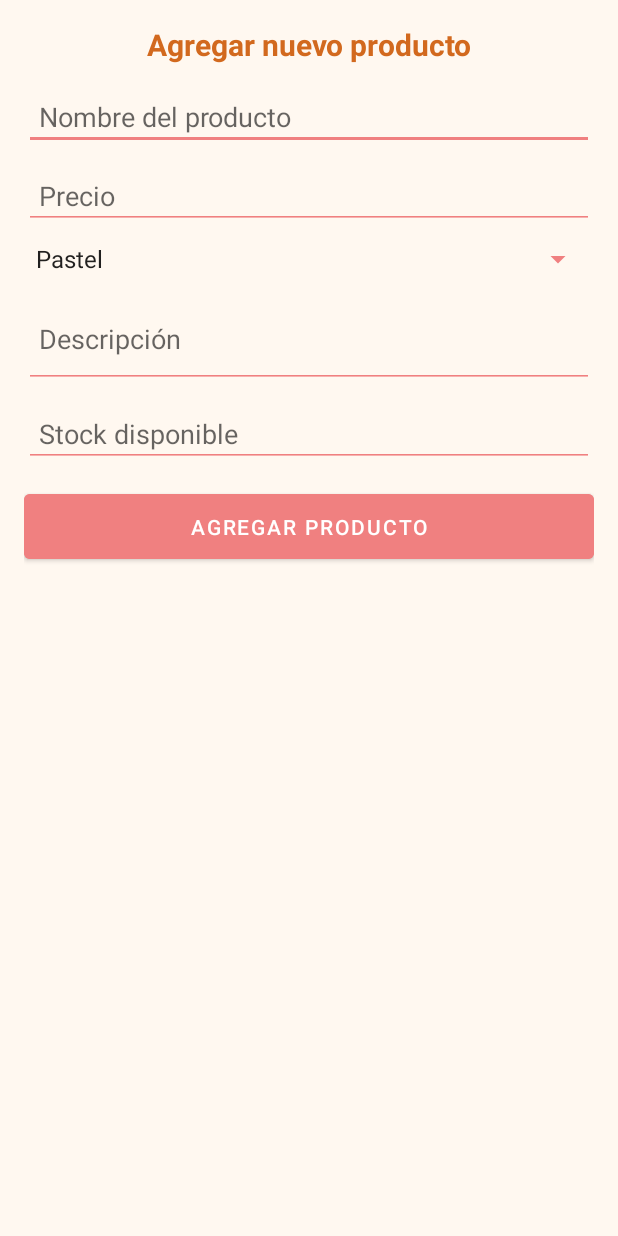
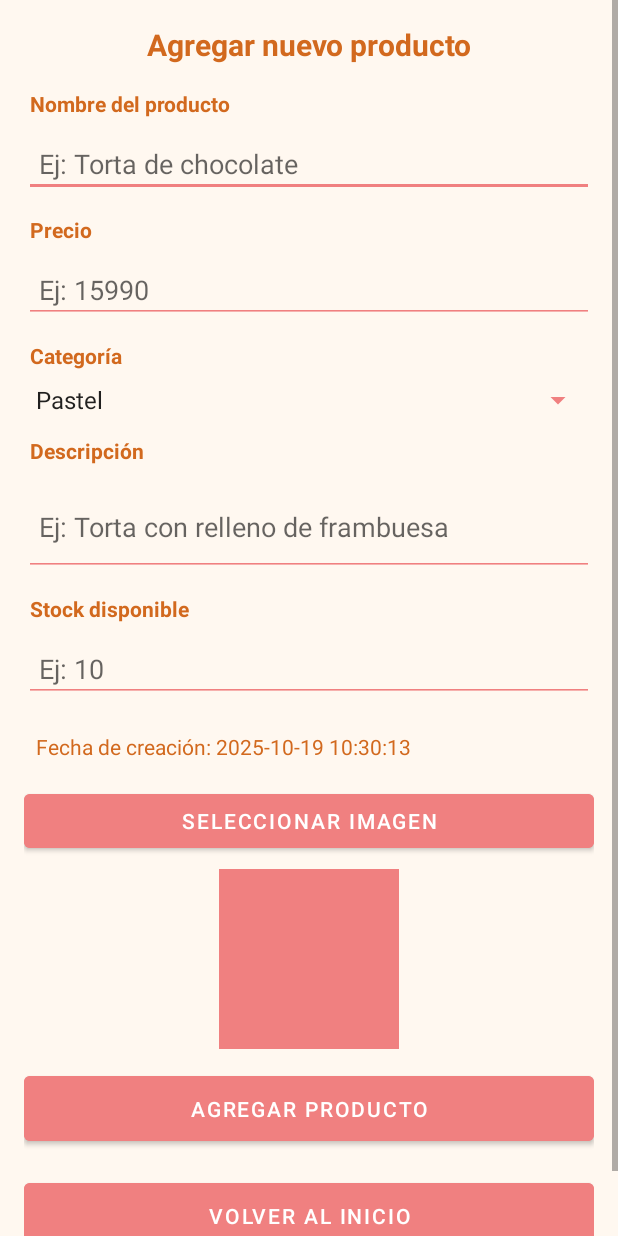
Before and after one commit to nparadab/PasteleriaApp, an Android app: the AgregarProductoActivity screen opened directly, with no data from a screen before it, on a phone screen of 412 x 824 dp. Run offline under Robolectric (Android 15) with nearby library versions, the phone set to English and light mode, and no system bars.

Commit message:
Agrega animación, botón de volver e interfaz mejorada

```diff
--- a/app/src/main/java/com/proyecto1/milsabores/view/AgregarProductoActivity.kt
+++ b/app/src/main/java/com/proyecto1/milsabores/view/AgregarProductoActivity.kt
@@ -1,11 +1,16 @@
 package com.proyecto1.milsabores.view
 
+import android.content.Intent
+import android.net.Uri
 import android.os.Bundle
+import android.view.animation.AnimationUtils
 import android.widget.ArrayAdapter
 import android.widget.Toast
+import androidx.activity.result.contract.ActivityResultContracts
 import androidx.activity.viewModels
 import androidx.appcompat.app.AppCompatActivity
 import androidx.recyclerview.widget.LinearLayoutManager
+import com.proyecto1.milsabores.R
 import com.proyecto1.milsabores.databinding.ActivityAgregarProductoBinding
 import com.proyecto1.milsabores.viewmodel.ProductoViewModel
 import java.text.SimpleDateFormat
@@ -16,6 +21,7 @@ class AgregarProductoActivity : AppCompatActivity() {
     private lateinit var binding: ActivityAgregarProductoBinding
     private val viewModel: ProductoViewModel by viewModels()
     private lateinit var adapter: ProductoAdapter
+    private var imagenSeleccionada: Uri? = null
 
     override fun onCreate(savedInstanceState: Bundle?) {
         super.onCreate(savedInstanceState)
@@ -24,24 +30,41 @@ class AgregarProductoActivity : AppCompatActivity() {
 
         supportActionBar?.hide()
 
-        // ✅ Cargar categorías en el Spinner
+        // Cargar categorías en el Spinner
         val categorias = listOf("Pastel", "Torta", "Cupcake", "Galleta")
         val adapterSpinner = ArrayAdapter(this, android.R.layout.simple_spinner_item, categorias)
         adapterSpinner.setDropDownViewResource(android.R.layout.simple_spinner_dropdown_item)
         binding.spCategoria.adapter = adapterSpinner
 
-        // ✅ Configurar RecyclerView
+        // Configurar RecyclerView
         adapter = ProductoAdapter()
         binding.recyclerProductos.layoutManager = LinearLayoutManager(this)
         binding.recyclerProductos.adapter = adapter
 
-        // ✅ Observar cambios en la lista de productos
+        // Observar cambios en la lista de productos
         viewModel.productos.observe(this) {
             adapter.actualizarLista(it)
         }
 
-        // ✅ Acción del botón para agregar producto desde formulario
+        // Generar fecha de creación
+        val fechaCreacion = SimpleDateFormat("yyyy-MM-dd HH:mm:ss", Locale.getDefault()).format(Date())
+        binding.tvFechaCreacion.text = "Fecha de creación: $fechaCreacion"
+
+        // Selector de imagen
+        val selectorImagen = registerForActivityResult(ActivityResultContracts.GetContent()) { uri: Uri? ->
+            imagenSeleccionada = uri
+            binding.ivPreview.setImageURI(uri)
+        }
+
+        binding.btnSeleccionarImagen.setOnClickListener {
+            selectorImagen.launch("image/*")
+        }
+
+        // Acción del botón para agregar producto
         binding.btnAgregar.setOnClickListener {
+            val anim = AnimationUtils.loadAnimation(this, R.anim.scale_success)
+            binding.btnAgregar.startAnimation(anim)
+
             val nombre = binding.etNombreProducto.text.toString().trim()
             val precioTexto = binding.etPrecioProducto.text.toString().trim()
             val descripcion = binding.etDescripcion.text.toString().trim()
@@ -76,23 +99,30 @@ class AgregarProductoActivity : AppCompatActivity() {
                 return@setOnClickListener
             }
 
-            val fechaCreacion = SimpleDateFormat("yyyy-MM-dd HH:mm:ss", Locale.getDefault()).format(Date())
-            val imagenUri: String? = null // Puedes agregar lógica para seleccionar imagen más adelante
+            val imagenUri = imagenSeleccionada?.toString()
 
             viewModel.agregarProducto(nombre, precio, descripcion, categoria, stock, fechaCreacion, imagenUri)
 
-            // ✅ Mostrar confirmación
             Toast.makeText(this, "Producto agregado correctamente", Toast.LENGTH_SHORT).show()
 
-            // ✅ Limpiar los campos
+            // Limpiar campos
             binding.etNombreProducto.text.clear()
             binding.etPrecioProducto.text.clear()
             binding.etDescripcion.text.clear()
             binding.etStock.text.clear()
             binding.spCategoria.setSelection(0)
+            binding.ivPreview.setImageDrawable(null)
+            imagenSeleccionada = null
         }
 
-        // ✅ Cargar productos al iniciar
+        // Acción del botón para volver al inicio
+        binding.btnVolverInicio.setOnClickListener {
+            val intent = Intent(this, InicioActivity::class.java)
+            startActivity(intent)
+            finish()
+        }
+
+        // Cargar productos al iniciar
         viewModel.cargarProductos()
     }
 }
--- /dev/null
+++ b/app/src/main/res/anim/scale_success.xml
@@ -0,0 +1,14 @@
+<?xml version="1.0" encoding="utf-8"?>
+<set xmlns:android="http://schemas.android.com/apk/res/android">
+    <scale xmlns:android="http://schemas.android.com/apk/res/android"
+        android:duration="200"
+        android:fromXScale="1.0"
+        android:toXScale="1.05"
+        android:fromYScale="1.0"
+        android:toYScale="1.05"
+        android:pivotX="50%"
+        android:pivotY="50%"
+        android:repeatCount="1"
+        android:repeatMode="reverse" />
+
+</set>
--- a/app/src/main/res/layout/activity_agregar_producto.xml
+++ b/app/src/main/res/layout/activity_agregar_producto.xml
@@ -1,6 +1,5 @@
 <?xml version="1.0" encoding="utf-8"?>
-<ScrollView
-    xmlns:android="http://schemas.android.com/apk/res/android"
+<ScrollView xmlns:android="http://schemas.android.com/apk/res/android"
     android:layout_width="match_parent"
     android:layout_height="match_parent"
     android:background="@color/pastelFondo">
@@ -21,26 +20,53 @@
             android:gravity="center"
             android:layout_marginBottom="12dp" />
 
+        <TextView
+            android:layout_width="match_parent"
+            android:layout_height="wrap_content"
+            android:text="Nombre del producto"
+            android:textColor="@color/pastelTexto"
+            android:textStyle="bold"
+            android:padding="4dp"
+            android:layout_marginBottom="4dp" />
+
         <EditText
             android:id="@+id/etNombreProducto"
             android:layout_width="match_parent"
             android:layout_height="wrap_content"
-            android:hint="Nombre del producto"
+            android:hint="Ej: Torta de chocolate"
             android:textColor="@color/pastelTexto"
             android:backgroundTint="@color/pastelBoton"
             android:padding="10dp"
             android:layout_marginBottom="8dp" />
 
+        <TextView
+            android:layout_width="match_parent"
+            android:layout_height="wrap_content"
+            android:text="Precio"
+            android:textColor="@color/pastelTexto"
+            android:textStyle="bold"
+            android:padding="4dp"
+            android:layout_marginBottom="4dp" />
+
         <EditText
             android:id="@+id/etPrecioProducto"
             android:layout_width="match_parent"
             android:layout_height="wrap_content"
-            android:hint="Precio"
+            android:hint="Ej: 15990"
             android:inputType="numberDecimal"
             android:textColor="@color/pastelTexto"
             android:backgroundTint="@color/pastelBoton"
             android:padding="10dp"
             android:layout_marginBottom="8dp" />
+
+        <TextView
+            android:layout_width="match_parent"
+            android:layout_height="wrap_content"
+            android:text="Categoría"
+            android:textColor="@color/pastelTexto"
+            android:textStyle="bold"
+            android:padding="4dp"
+            android:layout_marginBottom="4dp" />
 
         <Spinner
             android:id="@+id/spCategoria"
@@ -50,11 +76,20 @@
             android:backgroundTint="@color/pastelBoton"
             android:popupBackground="@color/white" />
 
+        <TextView
+            android:layout_width="match_parent"
+            android:layout_height="wrap_content"
+            android:text="Descripción"
+            android:textColor="@color/pastelTexto"
+            android:textStyle="bold"
+            android:padding="4dp"
+            android:layout_marginBottom="4dp" />
+
         <EditText
             android:id="@+id/etDescripcion"
             android:layout_width="match_parent"
             android:layout_height="wrap_content"
-            android:hint="Descripción"
+            android:hint="Ej: Torta con relleno de frambuesa"
             android:inputType="textMultiLine"
             android:minLines="2"
             android:textColor="@color/pastelTexto"
@@ -62,15 +97,51 @@
             android:padding="10dp"
             android:layout_marginBottom="8dp" />
 
+        <TextView
+            android:layout_width="match_parent"
+            android:layout_height="wrap_content"
+            android:text="Stock disponible"
+            android:textColor="@color/pastelTexto"
+            android:textStyle="bold"
+            android:padding="4dp"
+            android:layout_marginBottom="4dp" />
+
         <EditText
             android:id="@+id/etStock"
             android:layout_width="match_parent"
             android:layout_height="wrap_content"
-            android:hint="Stock disponible"
+            android:hint="Ej: 10"
             android:inputType="number"
             android:textColor="@color/pastelTexto"
             android:backgroundTint="@color/pastelBoton"
             android:padding="10dp"
+            android:layout_marginBottom="12dp" />
+
+        <TextView
+            android:id="@+id/tvFechaCreacion"
+            android:layout_width="match_parent"
+            android:layout_height="wrap_content"
+            android:text="Fecha de creación: "
+            android:textColor="@color/pastelTexto"
+            android:padding="8dp"
+            android:layout_marginBottom="8dp" />
+
+        <Button
+            android:id="@+id/btnSeleccionarImagen"
+            android:layout_width="match_parent"
+            android:layout_height="wrap_content"
+            android:text="Seleccionar imagen"
+            android:textColor="@color/white"
+            android:backgroundTint="@color/pastelBoton"
+            android:layout_marginBottom="8dp" />
+
+        <ImageView
+            android:id="@+id/ivPreview"
+            android:layout_width="120dp"
+            android:layout_height="120dp"
+            android:layout_gravity="center"
+            android:scaleType="centerCrop"
+            android:background="@color/pastelBoton"
             android:layout_marginBottom="12dp" />
 
         <Button
@@ -84,6 +155,18 @@
             android:padding="12dp"
             android:layout_marginBottom="16dp" />
 
+        <Button
+            android:id="@+id/btnVolverInicio"
+            android:layout_width="match_parent"
+            android:layout_height="wrap_content"
+            android:text="VOLVER AL INICIO"
+            android:textColor="@color/white"
+            android:backgroundTint="@color/pastelBoton"
+            android:elevation="4dp"
+            android:padding="12dp"
+            android:layout_marginBottom="16dp" />
+
+
         <androidx.recyclerview.widget.RecyclerView
             android:id="@+id/recyclerProductos"
             android:layout_width="match_parent"
```
